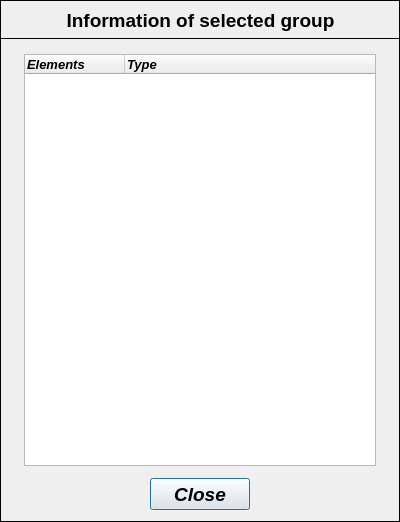
Old version of the form pulse/uix/user_input/ui/getGroupInformationInput.ui in the repository open-pulse/OpenPulse.
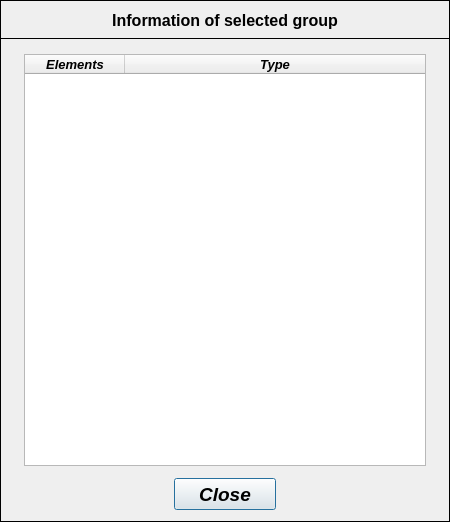
New version of the form.

Diff of the .ui file:
```diff
--- a/pulse/uix/user_input/ui/getGroupInformationInput.ui
+++ b/pulse/uix/user_input/ui/getGroupInformationInput.ui
@@ -6,19 +6,19 @@
    <rect>
     <x>0</x>
     <y>0</y>
-    <width>400</width>
+    <width>450</width>
     <height>522</height>
    </rect>
   </property>
   <property name="minimumSize">
    <size>
-    <width>400</width>
+    <width>450</width>
     <height>522</height>
    </size>
   </property>
   <property name="maximumSize">
    <size>
-    <width>400</width>
+    <width>450</width>
     <height>522</height>
    </size>
   </property>
@@ -30,19 +30,19 @@
     <rect>
      <x>0</x>
      <y>0</y>
-     <width>400</width>
+     <width>450</width>
      <height>39</height>
     </rect>
    </property>
    <property name="minimumSize">
     <size>
-     <width>400</width>
+     <width>450</width>
      <height>0</height>
     </size>
    </property>
    <property name="maximumSize">
     <size>
-     <width>400</width>
+     <width>450</width>
      <height>16777215</height>
     </size>
    </property>
@@ -58,23 +58,35 @@
    <widget class="QLabel" name="label">
     <property name="geometry">
      <rect>
-      <x>54</x>
+      <x>2</x>
       <y>4</y>
-      <width>293</width>
+      <width>446</width>
       <height>33</height>
      </rect>
     </property>
+    <property name="minimumSize">
+     <size>
+      <width>446</width>
+      <height>0</height>
+     </size>
+    </property>
+    <property name="maximumSize">
+     <size>
+      <width>446</width>
+      <height>16777215</height>
+     </size>
+    </property>
     <property name="font">
      <font>
       <family>Arial</family>
-      <pointsize>14</pointsize>
+      <pointsize>12</pointsize>
       <weight>75</weight>
       <italic>false</italic>
       <bold>true</bold>
      </font>
     </property>
     <property name="text">
-     <string>Information of selected group</string>
+     <string>&lt;html&gt;&lt;head/&gt;&lt;body&gt;&lt;p align=&quot;center&quot;&gt;&lt;span style=&quot; font-size:12pt;&quot;&gt;Information of selected group&lt;/span&gt;&lt;/p&gt;&lt;/body&gt;&lt;/html&gt;</string>
     </property>
     <property name="textFormat">
      <enum>Qt::AutoText</enum>
@@ -89,10 +101,22 @@
     <rect>
      <x>0</x>
      <y>38</y>
-     <width>400</width>
+     <width>450</width>
      <height>484</height>
     </rect>
    </property>
+   <property name="minimumSize">
+    <size>
+     <width>450</width>
+     <height>0</height>
+    </size>
+   </property>
+   <property name="maximumSize">
+    <size>
+     <width>450</width>
+     <height>16777215</height>
+    </size>
+   </property>
    <property name="frameShape">
     <enum>QFrame::Box</enum>
    </property>
@@ -102,21 +126,21 @@
    <widget class="QPushButton" name="pushButton_close">
     <property name="geometry">
      <rect>
-      <x>150</x>
+      <x>174</x>
       <y>440</y>
-      <width>100</width>
+      <width>102</width>
       <height>32</height>
      </rect>
     </property>
     <property name="minimumSize">
      <size>
-      <width>100</width>
+      <width>102</width>
       <height>32</height>
      </size>
     </property>
     <property name="maximumSize">
      <size>
-      <width>100</width>
+      <width>102</width>
       <height>32</height>
      </size>
     </property>
@@ -138,19 +162,19 @@
      <rect>
       <x>24</x>
       <y>16</y>
-      <width>352</width>
+      <width>402</width>
       <height>412</height>
      </rect>
     </property>
     <property name="minimumSize">
      <size>
-      <width>352</width>
+      <width>402</width>
       <height>370</height>
      </size>
     </property>
     <property name="maximumSize">
      <size>
-      <width>352</width>
+      <width>402</width>
       <height>430</height>
      </size>
     </property>
@@ -163,15 +187,45 @@
       <bold>true</bold>
      </font>
     </property>
+    <property name="textElideMode">
+     <enum>Qt::ElideRight</enum>
+    </property>
+    <property name="indentation">
+     <number>0</number>
+    </property>
+    <property name="uniformRowHeights">
+     <bool>false</bool>
+    </property>
+    <property name="animated">
+     <bool>false</bool>
+    </property>
+    <property name="allColumnsShowFocus">
+     <bool>false</bool>
+    </property>
+    <property name="headerHidden">
+     <bool>false</bool>
+    </property>
+    <property name="columnCount">
+     <number>2</number>
+    </property>
+    <attribute name="headerVisible">
+     <bool>true</bool>
+    </attribute>
     <column>
      <property name="text">
       <string>Elements</string>
      </property>
+     <property name="textAlignment">
+      <set>AlignCenter</set>
+     </property>
     </column>
     <column>
      <property name="text">
       <string>Type</string>
      </property>
+     <property name="textAlignment">
+      <set>AlignCenter</set>
+     </property>
     </column>
    </widget>
   </widget>
```
Left out of the diff: 2 changed lines with no effect on the pictures.
